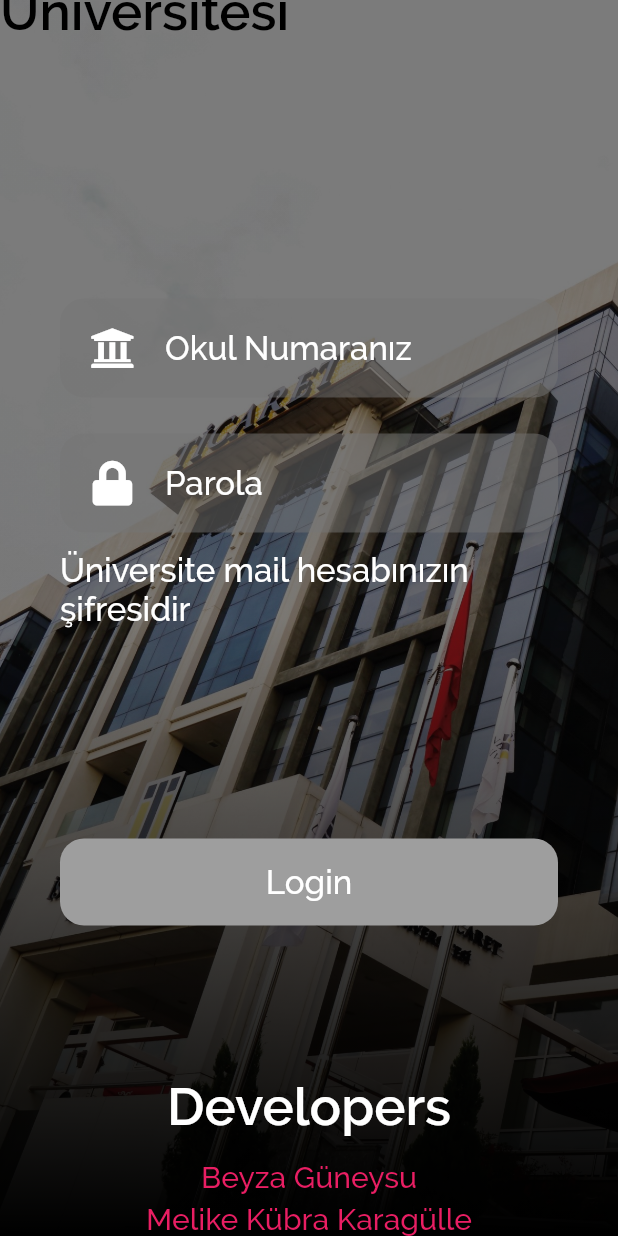
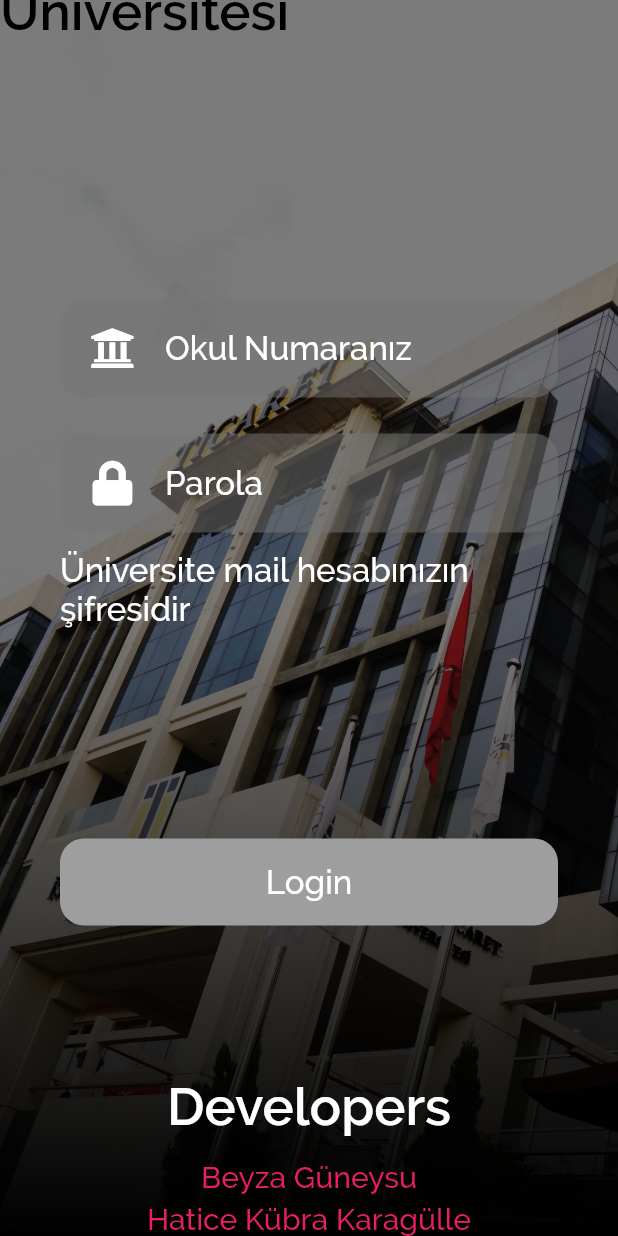
Before and after one commit to xemretanriverdi/mobilitu, a Flutter app: the screen it shows after launch, scrolled down 113 dp, on a phone screen of 412 x 824 dp. Run offline on Flutter 3.47's test engine with Material 2 defaults, Android fonts, the phone set to English and light mode, and no system bars; our stand-ins replace font_awesome_flutter.

Commit message:
Update login-page.dart

```diff
--- a/mobilitu/lib/pages/login-page.dart
+++ b/mobilitu/lib/pages/login-page.dart
@@ -89,7 +89,7 @@ class LoginPage extends StatelessWidget {
                         Container(
                           child: Center(
                             child: Text(
-                              'Melike Kübra Karagülle',
+                              'Hatice Kübra Karagülle',
                               style: devsHeading,
                             ),
                           ),
```
